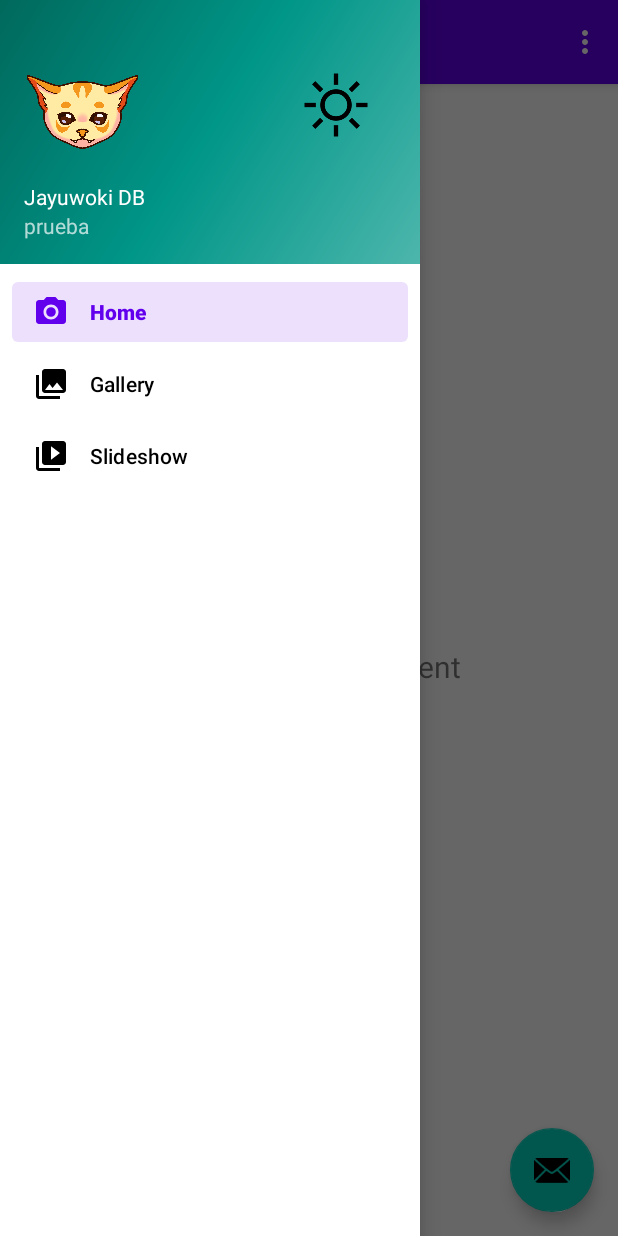
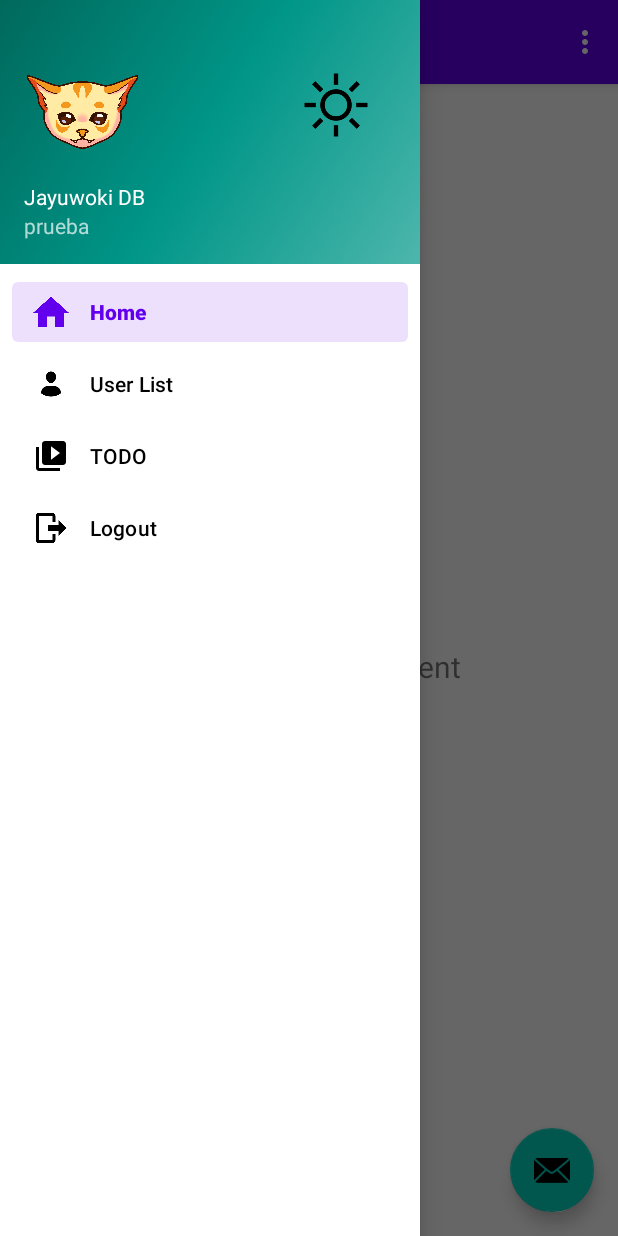
Before and after one commit to AfroOrange/JayuwokiKT, an Android app: the MainActivity screen opened directly, with no data from a screen before it, with the side drawer open, on a phone screen of 412 x 824 dp. Run offline under Robolectric (Android 15) with nearby library versions, the phone set to English and light mode, and no system bars; our stand-ins replace Firebase (no records; nobody signed in at launch, a user with empty details on screens opened directly), navigation-ui.

Commit message:
feat: add logout function

```diff
--- a/app/src/main/java/com/example/privaditaapp/ui/gallery/GalleryFragment.kt
+++ b/app/src/main/java/com/example/privaditaapp/ui/gallery/UsersFragment.kt
@@ -9,7 +9,7 @@ import androidx.fragment.app.Fragment
 import androidx.lifecycle.ViewModelProvider
 import com.example.privaditaapp.databinding.FragmentGalleryBinding
 
-class GalleryFragment : Fragment() {
+class UsersFragment : Fragment() {
 
     private var _binding: FragmentGalleryBinding? = null
 
@@ -23,7 +23,7 @@ class GalleryFragment : Fragment() {
         savedInstanceState: Bundle?
     ): View {
         val galleryViewModel =
-            ViewModelProvider(this).get(GalleryViewModel::class.java)
+            ViewModelProvider(this)[UsersViewModel::class.java]
 
         _binding = FragmentGalleryBinding.inflate(inflater, container, false)
         val root: View = binding.root
--- a/app/src/main/java/com/example/privaditaapp/ui/gallery/GalleryViewModel.kt
+++ b/app/src/main/java/com/example/privaditaapp/ui/gallery/UsersViewModel.kt
@@ -4,7 +4,7 @@ import androidx.lifecycle.LiveData
 import androidx.lifecycle.MutableLiveData
 import androidx.lifecycle.ViewModel
 
-class GalleryViewModel : ViewModel() {
+class UsersViewModel : ViewModel() {
 
     private val _text = MutableLiveData<String>().apply {
         value = "This is gallery Fragment"
--- a/app/src/main/res/layout/fragment_gallery.xml
+++ b/app/src/main/res/layout/fragment_gallery.xml
@@ -4,7 +4,7 @@
     xmlns:tools="http://schemas.android.com/tools"
     android:layout_width="match_parent"
     android:layout_height="match_parent"
-    tools:context=".ui.gallery.GalleryFragment">
+    tools:context=".ui.gallery.UsersFragment">
 
     <TextView
         android:id="@+id/text_gallery"
--- a/app/src/main/res/menu/activity_main_drawer.xml
+++ b/app/src/main/res/menu/activity_main_drawer.xml
@@ -6,15 +6,19 @@
     <group android:checkableBehavior="single">
         <item
             android:id="@+id/nav_home"
-            android:icon="@drawable/ic_menu_camera"
+            android:icon="@drawable/home_menu_icon"
             android:title="@string/menu_home" />
         <item
             android:id="@+id/nav_gallery"
-            android:icon="@drawable/ic_menu_gallery"
-            android:title="@string/menu_gallery" />
+            android:icon="@drawable/user_menu_icon"
+            android:title="@string/user_list" />
         <item
             android:id="@+id/nav_slideshow"
             android:icon="@drawable/ic_menu_slideshow"
-            android:title="@string/menu_slideshow" />
+            android:title="TODO" />
+        <item
+            android:id="@+id/nav_logout"
+            android:icon="@drawable/log_out_icon"
+            android:title="@string/logout" />
     </group>
 </menu>
--- a/app/src/main/res/navigation/mobile_navigation.xml
+++ b/app/src/main/res/navigation/mobile_navigation.xml
@@ -13,7 +13,7 @@
 
     <fragment
         android:id="@+id/nav_gallery"
-        android:name="com.example.privaditaapp.ui.gallery.GalleryFragment"
+        android:name="com.example.privaditaapp.ui.gallery.UsersFragment"
         android:label="@string/menu_gallery"
         tools:layout="@layout/fragment_gallery" />
 
--- a/app/src/main/res/values/strings.xml
+++ b/app/src/main/res/values/strings.xml
@@ -13,4 +13,7 @@
     <string name="jayuwoki_kt">Jayuwoki KT</string>
     <string name="username">Username</string>
     <string name="password">Password</string>
+    <string name="user_list">User List</string>
+    <string name="log_out">Log Out</string>
+    <string name="logout">Logout</string>
 </resources>
--- a/app/src/main/res/values/themes.xml
+++ b/app/src/main/res/values/themes.xml
@@ -11,7 +11,7 @@
         <item name="colorOnSecondary">@color/black</item>
         <!-- Status bar color. -->
         <item name="android:statusBarColor">?attr/colorPrimaryVariant</item>
-        <!-- Customize your theme here. -->
+        <!-- Customize your theme here. -->"
     </style>
 
     <style name="Theme.PrivaditaApp.NoActionBar">
```
Also changed, not shown: app/src/main/java/com/example/privaditaapp/ui/activities/MainActivity.kt (+56 -3 lines), app/src/main/res/drawable/home_menu_icon.png (added), app/src/main/res/drawable/log_out_icon.png (added), app/src/main/res/drawable/logout_icon.png (added), app/src/main/res/drawable/user_menu_icon.png (added).
